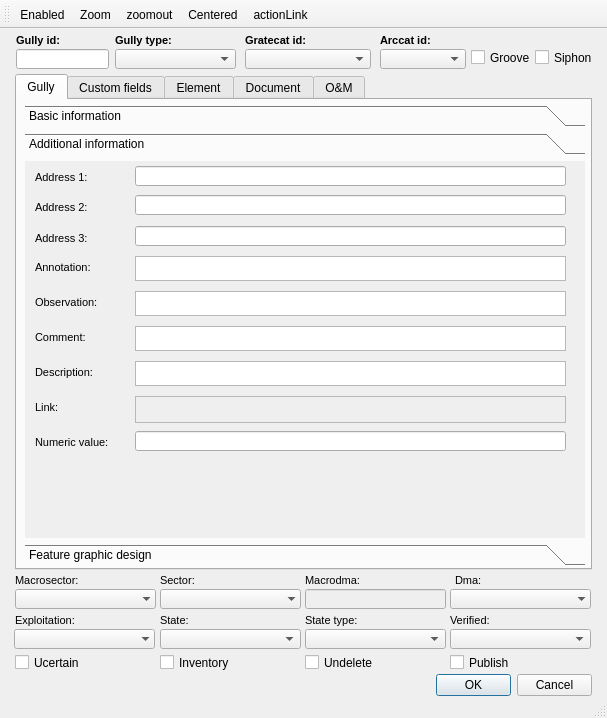
Giswater/giswater_qgis_plugin, file ui/ud_man_gully.ui: the form before one commit.
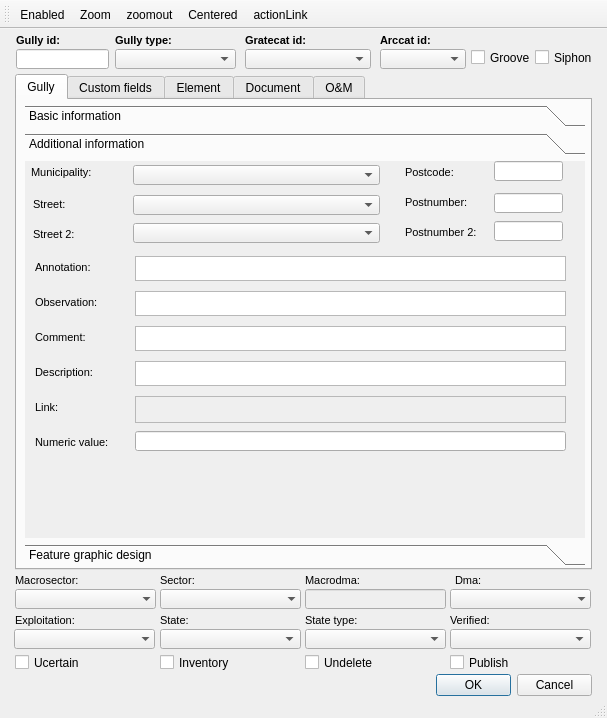
The form after the commit. The open tabs and pages were chosen to show the change. Icons and pictures are not drawn. Custom widgets are drawn as their Qt base class.

```diff
--- a/ui/ud_man_gully.ui
+++ b/ui/ud_man_gully.ui
@@ -672,97 +672,6 @@
          <number>3</number>
         </property>
        </widget>
-       <widget class="QLineEdit" name="postnumber">
-        <property name="geometry">
-         <rect>
-          <x>380</x>
-          <y>360</y>
-          <width>160</width>
-          <height>20</height>
-         </rect>
-        </property>
-        <property name="inputMask">
-         <string/>
-        </property>
-        <property name="text">
-         <string/>
-        </property>
-        <property name="frame">
-         <bool>true</bool>
-        </property>
-       </widget>
-       <widget class="QLabel" name="label_streetaxis_id">
-        <property name="geometry">
-         <rect>
-          <x>280</x>
-          <y>330</y>
-          <width>90</width>
-          <height>22</height>
-         </rect>
-        </property>
-        <property name="font">
-         <font>
-          <pointsize>8</pointsize>
-         </font>
-        </property>
-        <property name="frameShape">
-         <enum>QFrame::NoFrame</enum>
-        </property>
-        <property name="frameShadow">
-         <enum>QFrame::Plain</enum>
-        </property>
-        <property name="text">
-         <string>Street:</string>
-        </property>
-        <property name="textFormat">
-         <enum>Qt::AutoText</enum>
-        </property>
-        <property name="scaledContents">
-         <bool>false</bool>
-        </property>
-        <property name="alignment">
-         <set>Qt::AlignLeading|Qt::AlignLeft|Qt::AlignVCenter</set>
-        </property>
-        <property name="margin">
-         <number>3</number>
-        </property>
-       </widget>
-       <widget class="QLabel" name="label_postnumber">
-        <property name="geometry">
-         <rect>
-          <x>280</x>
-          <y>360</y>
-          <width>131</width>
-          <height>22</height>
-         </rect>
-        </property>
-        <property name="font">
-         <font>
-          <pointsize>8</pointsize>
-         </font>
-        </property>
-        <property name="frameShape">
-         <enum>QFrame::NoFrame</enum>
-        </property>
-        <property name="frameShadow">
-         <enum>QFrame::Plain</enum>
-        </property>
-        <property name="text">
-         <string>Postnumber:</string>
-        </property>
-        <property name="textFormat">
-         <enum>Qt::AutoText</enum>
-        </property>
-        <property name="scaledContents">
-         <bool>false</bool>
-        </property>
-        <property name="alignment">
-         <set>Qt::AlignLeading|Qt::AlignLeft|Qt::AlignVCenter</set>
-        </property>
-        <property name="margin">
-         <number>3</number>
-        </property>
-       </widget>
        <widget class="QLabel" name="label_connec_depth">
         <property name="geometry">
          <rect>
@@ -1349,111 +1258,19 @@
          </rect>
         </property>
        </widget>
-       <widget class="QLabel" name="label_streetaxis_id_2">
-        <property name="geometry">
-         <rect>
-          <x>280</x>
-          <y>300</y>
-          <width>90</width>
-          <height>22</height>
-         </rect>
-        </property>
-        <property name="font">
-         <font>
-          <pointsize>8</pointsize>
-         </font>
-        </property>
-        <property name="frameShape">
-         <enum>QFrame::NoFrame</enum>
-        </property>
-        <property name="frameShadow">
-         <enum>QFrame::Plain</enum>
-        </property>
-        <property name="text">
-         <string>Municipality:</string>
-        </property>
-        <property name="textFormat">
-         <enum>Qt::AutoText</enum>
-        </property>
-        <property name="scaledContents">
-         <bool>false</bool>
-        </property>
-        <property name="alignment">
-         <set>Qt::AlignLeading|Qt::AlignLeft|Qt::AlignVCenter</set>
-        </property>
-        <property name="margin">
-         <number>3</number>
-        </property>
-       </widget>
-       <widget class="QComboBox" name="muni_id">
-        <property name="geometry">
-         <rect>
-          <x>380</x>
-          <y>300</y>
-          <width>160</width>
-          <height>20</height>
-         </rect>
-        </property>
-       </widget>
-       <widget class="QComboBox" name="streetaxis_id">
-        <property name="geometry">
-         <rect>
-          <x>380</x>
-          <y>330</y>
-          <width>160</width>
-          <height>20</height>
-         </rect>
-        </property>
-       </widget>
       </widget>
       <widget class="QWidget" name="page_14">
        <property name="geometry">
         <rect>
          <x>0</x>
          <y>0</y>
-         <width>98</width>
-         <height>28</height>
+         <width>560</width>
+         <height>380</height>
         </rect>
        </property>
        <attribute name="label">
         <string>Additional information</string>
        </attribute>
-       <widget class="QLabel" name="label_address_02">
-        <property name="geometry">
-         <rect>
-          <x>10</x>
-          <y>35</y>
-          <width>90</width>
-          <height>22</height>
-         </rect>
-        </property>
-        <property name="font">
-         <font>
-          <pointsize>8</pointsize>
-         </font>
-        </property>
-        <property name="frameShape">
-         <enum>QFrame::NoFrame</enum>
-        </property>
-        <property name="frameShadow">
-         <enum>QFrame::Plain</enum>
-        </property>
-        <property name="text">
-         <string>Address 2:</string>
-        </property>
-        <property name="textFormat">
-         <enum>Qt::AutoText</enum>
-        </property>
-        <property name="scaledContents">
-         <bool>false</bool>
-        </property>
-        <property name="alignment">
-         <set>Qt::AlignLeading|Qt::AlignLeft|Qt::AlignVCenter</set>
-        </property>
-        <property name="margin">
-         <number>3</number>
-        </property>
-       </widget>
        <widget class="QLabel" name="label_observ">
         <property name="geometry">
          <rect>
@@ -1490,52 +1307,6 @@
          <number>3</number>
         </property>
        </widget>
-       <widget class="QLineEdit" name="address_02">
-        <property name="geometry">
-         <rect>
-          <x>110</x>
-          <y>34</y>
-          <width>431</width>
-          <height>20</height>
-         </rect>
-        </property>
-       </widget>
-       <widget class="QLabel" name="label_address_01">
-        <property name="geometry">
-         <rect>
-          <x>10</x>
-          <y>5</y>
-          <width>90</width>
-          <height>22</height>
-         </rect>
-        </property>
-        <property name="font">
-         <font>
-          <pointsize>8</pointsize>
-         </font>
-        </property>
-        <property name="frameShape">
-         <enum>QFrame::NoFrame</enum>
-        </property>
-        <property name="frameShadow">
-         <enum>QFrame::Plain</enum>
-        </property>
-        <property name="text">
-         <string>Address 1:</string>
-        </property>
-        <property name="textFormat">
-         <enum>Qt::AutoText</enum>
-        </property>
-        <property name="scaledContents">
-         <bool>false</bool>
-        </property>
-        <property name="alignment">
-         <set>Qt::AlignLeading|Qt::AlignLeft|Qt::AlignVCenter</set>
-        </property>
-        <property name="margin">
-         <number>3</number>
-        </property>
-       </widget>
        <widget class="QLabel" name="label_link">
         <property name="geometry">
          <rect>
@@ -1634,19 +1405,6 @@
          </rect>
         </property>
        </widget>
-       <widget class="QLineEdit" name="address_01">
-        <property name="geometry">
-         <rect>
-          <x>110</x>
-          <y>5</y>
-          <width>431</width>
-          <height>20</height>
-         </rect>
-        </property>
-        <property name="echoMode">
-         <enum>QLineEdit::Normal</enum>
-        </property>
-       </widget>
        <widget class="QTextEdit" name="observ">
         <property name="geometry">
          <rect>
@@ -1758,52 +1516,6 @@
          <enum>QFrame::Raised</enum>
         </property>
        </widget>
-       <widget class="QLabel" name="label_address_03">
-        <property name="geometry">
-         <rect>
-          <x>10</x>
-          <y>66</y>
-          <width>90</width>
-          <height>22</height>
-         </rect>
-        </property>
-        <property name="font">
-         <font>
-          <pointsize>8</pointsize>
-         </font>
-        </property>
-        <property name="frameShape">
-         <enum>QFrame::NoFrame</enum>
-        </property>
-        <property name="frameShadow">
-         <enum>QFrame::Plain</enum>
-        </property>
-        <property name="text">
-         <string>Address 3:</string>
-        </property>
-        <property name="textFormat">
-         <enum>Qt::AutoText</enum>
-        </property>
-        <property name="scaledContents">
-         <bool>false</bool>
-        </property>
-        <property name="alignment">
-         <set>Qt::AlignLeading|Qt::AlignLeft|Qt::AlignVCenter</set>
-        </property>
-        <property name="margin">
-         <number>3</number>
-        </property>
-       </widget>
-       <widget class="QLineEdit" name="address_03">
-        <property name="geometry">
-         <rect>
-          <x>110</x>
-          <y>65</y>
-          <width>431</width>
-          <height>20</height>
-         </rect>
-        </property>
-       </widget>
        <widget class="QLabel" name="label_num_value">
         <property name="geometry">
          <rect>
@@ -1853,6 +1565,339 @@
          <enum>QLineEdit::Normal</enum>
         </property>
        </widget>
+       <widget class="QLabel" name="label_muni_id">
+        <property name="geometry">
+         <rect>
+          <x>6</x>
+          <y>0</y>
+          <width>90</width>
+          <height>22</height>
+         </rect>
+        </property>
+        <property name="font">
+         <font>
+          <pointsize>8</pointsize>
+         </font>
+        </property>
+        <property name="frameShape">
+         <enum>QFrame::NoFrame</enum>
+        </property>
+        <property name="frameShadow">
+         <enum>QFrame::Plain</enum>
+        </property>
+        <property name="text">
+         <string>Municipality:</string>
+        </property>
+        <property name="textFormat">
+         <enum>Qt::AutoText</enum>
+        </property>
+        <property name="scaledContents">
+         <bool>false</bool>
+        </property>
+        <property name="alignment">
+         <set>Qt::AlignLeading|Qt::AlignLeft|Qt::AlignVCenter</set>
+        </property>
+        <property name="margin">
+         <number>3</number>
+        </property>
+       </widget>
+       <widget class="QComboBox" name="muni_id">
+        <property name="geometry">
+         <rect>
+          <x>108</x>
+          <y>4</y>
+          <width>247</width>
+          <height>20</height>
+         </rect>
+        </property>
+        <property name="font">
+         <font>
+          <pointsize>8</pointsize>
+         </font>
+        </property>
+       </widget>
+       <widget class="QComboBox" name="streetaxis_id">
+        <property name="geometry">
+         <rect>
+          <x>108</x>
+          <y>34</y>
+          <width>247</width>
+          <height>20</height>
+         </rect>
+        </property>
+        <property name="font">
+         <font>
+          <pointsize>8</pointsize>
+         </font>
+        </property>
+       </widget>
+       <widget class="QComboBox" name="streetaxis_02_id">
+        <property name="geometry">
+         <rect>
+          <x>108</x>
+          <y>62</y>
+          <width>247</width>
+          <height>20</height>
+         </rect>
+        </property>
+        <property name="font">
+         <font>
+          <pointsize>8</pointsize>
+         </font>
+        </property>
+       </widget>
+       <widget class="QLabel" name="label_postnumber">
+        <property name="geometry">
+         <rect>
+          <x>380</x>
+          <y>30</y>
+          <width>83</width>
+          <height>22</height>
+         </rect>
+        </property>
+        <property name="font">
+         <font>
+          <pointsize>8</pointsize>
+         </font>
+        </property>
+        <property name="frameShape">
+         <enum>QFrame::NoFrame</enum>
+        </property>
+        <property name="frameShadow">
+         <enum>QFrame::Plain</enum>
+        </property>
+        <property name="text">
+         <string>Postnumber:</string>
+        </property>
+        <property name="textFormat">
+         <enum>Qt::AutoText</enum>
+        </property>
+        <property name="scaledContents">
+         <bool>false</bool>
+        </property>
+        <property name="alignment">
+         <set>Qt::AlignLeading|Qt::AlignLeft|Qt::AlignVCenter</set>
+        </property>
+        <property name="margin">
+         <number>3</number>
+        </property>
+       </widget>
+       <widget class="QLabel" name="label_streetaxis_02_id">
+        <property name="geometry">
+         <rect>
+          <x>8</x>
+          <y>62</y>
+          <width>83</width>
+          <height>22</height>
+         </rect>
+        </property>
+        <property name="font">
+         <font>
+          <pointsize>8</pointsize>
+         </font>
+        </property>
+        <property name="frameShape">
+         <enum>QFrame::NoFrame</enum>
+        </property>
+        <property name="frameShadow">
+         <enum>QFrame::Plain</enum>
+        </property>
+        <property name="text">
+         <string>Street 2:</string>
+        </property>
+        <property name="textFormat">
+         <enum>Qt::AutoText</enum>
+        </property>
+        <property name="scaledContents">
+         <bool>false</bool>
+        </property>
+        <property name="alignment">
+         <set>Qt::AlignLeading|Qt::AlignLeft|Qt::AlignVCenter</set>
+        </property>
+        <property name="margin">
+         <number>3</number>
+        </property>
+       </widget>
+       <widget class="QLabel" name="label_postcode">
+        <property name="geometry">
+         <rect>
+          <x>380</x>
+          <y>0</y>
+          <width>83</width>
+          <height>22</height>
+         </rect>
+        </property>
+        <property name="font">
+         <font>
+          <pointsize>8</pointsize>
+         </font>
+        </property>
+        <property name="frameShape">
+         <enum>QFrame::NoFrame</enum>
+        </property>
+        <property name="frameShadow">
+         <enum>QFrame::Plain</enum>
+        </property>
+        <property name="text">
+         <string>Postcode:</string>
+        </property>
+        <property name="textFormat">
+         <enum>Qt::AutoText</enum>
+        </property>
+        <property name="scaledContents">
+         <bool>false</bool>
+        </property>
+        <property name="alignment">
+         <set>Qt::AlignLeading|Qt::AlignLeft|Qt::AlignVCenter</set>
+        </property>
+        <property name="margin">
+         <number>3</number>
+        </property>
+       </widget>
+       <widget class="QLabel" name="label_streetaxis_id">
+        <property name="geometry">
+         <rect>
+          <x>8</x>
+          <y>32</y>
+          <width>99</width>
+          <height>22</height>
+         </rect>
+        </property>
+        <property name="font">
+         <font>
+          <pointsize>8</pointsize>
+         </font>
+        </property>
+        <property name="frameShape">
+         <enum>QFrame::NoFrame</enum>
+        </property>
+        <property name="frameShadow">
+         <enum>QFrame::Plain</enum>
+        </property>
+        <property name="text">
+         <string>Street:</string>
+        </property>
+        <property name="textFormat">
+         <enum>Qt::AutoText</enum>
+        </property>
+        <property name="scaledContents">
+         <bool>false</bool>
+        </property>
+        <property name="alignment">
+         <set>Qt::AlignLeading|Qt::AlignLeft|Qt::AlignVCenter</set>
+        </property>
+        <property name="margin">
+         <number>3</number>
+        </property>
+       </widget>
+       <widget class="QLineEdit" name="postnumber">
+        <property name="geometry">
+         <rect>
+          <x>469</x>
+          <y>32</y>
+          <width>69</width>
+          <height>20</height>
+         </rect>
+        </property>
+        <property name="font">
+         <font>
+          <pointsize>8</pointsize>
+         </font>
+        </property>
+        <property name="inputMask">
+         <string/>
+        </property>
+        <property name="text">
+         <string/>
+        </property>
+        <property name="frame">
+         <bool>true</bool>
+        </property>
+       </widget>
+       <widget class="QLineEdit" name="postnumber_02">
+        <property name="geometry">
+         <rect>
+          <x>469</x>
+          <y>60</y>
+          <width>69</width>
+          <height>20</height>
+         </rect>
+        </property>
+        <property name="font">
+         <font>
+          <pointsize>8</pointsize>
+         </font>
+        </property>
+        <property name="inputMask">
+         <string/>
+        </property>
+        <property name="text">
+         <string/>
+        </property>
+        <property name="frame">
+         <bool>true</bool>
+        </property>
+       </widget>
+       <widget class="QLineEdit" name="postcode">
+        <property name="geometry">
+         <rect>
+          <x>469</x>
+          <y>0</y>
+          <width>69</width>
+          <height>20</height>
+         </rect>
+        </property>
+        <property name="font">
+         <font>
+          <pointsize>8</pointsize>
+         </font>
+        </property>
+        <property name="inputMask">
+         <string/>
+        </property>
+        <property name="text">
+         <string/>
+        </property>
+        <property name="frame">
+         <bool>true</bool>
+        </property>
+       </widget>
+       <widget class="QLabel" name="label_postnumber_02">
+        <property name="geometry">
+         <rect>
+          <x>380</x>
+          <y>60</y>
+          <width>85</width>
+          <height>22</height>
+         </rect>
+        </property>
+        <property name="font">
+         <font>
+          <pointsize>8</pointsize>
+         </font>
+        </property>
+        <property name="frameShape">
+         <enum>QFrame::NoFrame</enum>
+        </property>
+        <property name="frameShadow">
+         <enum>QFrame::Plain</enum>
+        </property>
+        <property name="text">
+         <string>Postnumber 2:</string>
+        </property>
+        <property name="textFormat">
+         <enum>Qt::AutoText</enum>
+        </property>
+        <property name="scaledContents">
+         <bool>false</bool>
+        </property>
+        <property name="alignment">
+         <set>Qt::AlignLeading|Qt::AlignLeft|Qt::AlignVCenter</set>
+        </property>
+        <property name="margin">
+         <number>3</number>
+        </property>
+       </widget>
       </widget>
       <widget class="QWidget" name="page_19">
        <property name="geometry">
```
Left out of the diff: 18 changed lines with no effect on the pictures.
